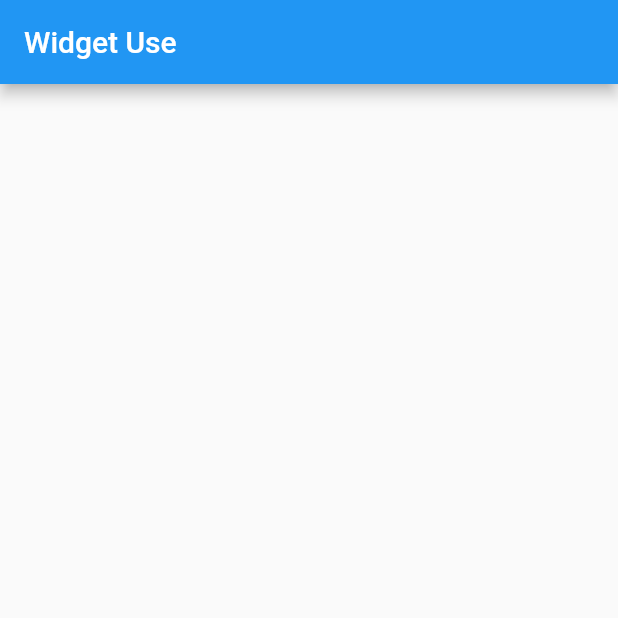
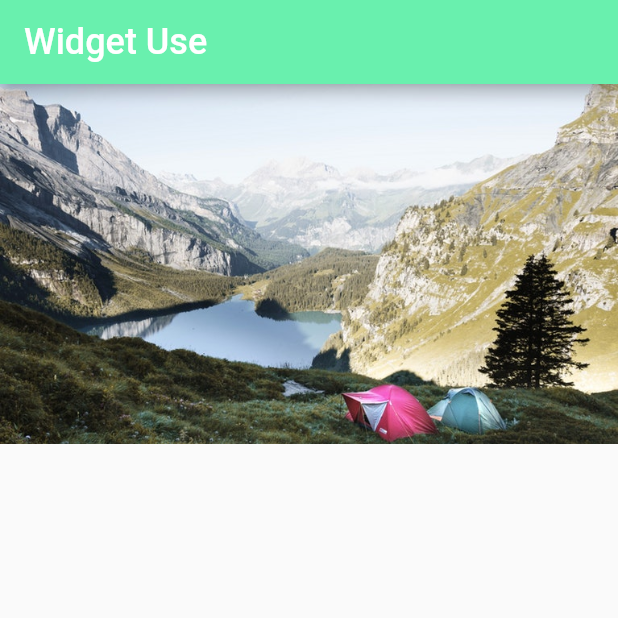
Before and after one commit to jiejunping/flutte_demo, a Flutter app: the screen it shows after launch, on a phone screen of 412 x 824 dp, the top half of it. Run offline on Flutter 3.47's test engine with Material 2 defaults, Android fonts, the phone set to English and light mode, and no system bars.

Commit message:
加载一张图片

```diff
--- a/flutter_study/lib/main.dart
+++ b/flutter_study/lib/main.dart
@@ -3,20 +3,35 @@ import 'package:flutter/material.dart';
 //=> dart单行行数或方法的简写
 void main() => runApp(new MyApp());
 
-
-class MyApp extends StatelessWidget{
+class MyApp extends StatelessWidget {
   @override
   Widget build(BuildContext context) {
+    //MaterialApp 一般作为APP顶层的主页入口，可配置主题，多语言，路由等
     return new MaterialApp(
-
+      //Scaffold一般用户页面的承载Widget，包含appbar、snackbar、drawer
+      // 等material design的设定
       home: Scaffold(
+        //一般用于Scaffold的appbar ，内有标题，二级页面返回按键等
         appBar: AppBar(
-          title: Text("Widget Use"),
+          //显示文本，几乎都会用到，主要是通过style设置TextStyle来设置字体样式等
+          title: Text(
+            "Widget Use",
+            style: TextStyle(color: Colors.white, fontSize: 24),
+          ),
+          backgroundColor: Colors.greenAccent,
+        ),
+        //ListView来显示列表项,支持垂直和水平方向展示
+        body: new ListView(
+          children: <Widget>[
+            //图片加载
+            new Image.asset(
+              "images/lake.jpg",
+              height: 240,
+              fit: BoxFit.cover,
+            ),
+          ],
         ),
       ),
-
     );
   }
-
-
 }
--- a/flutter_study/pubspec.yaml
+++ b/flutter_study/pubspec.yaml
@@ -37,8 +37,8 @@ flutter:
   uses-material-design: true
 
   # To add assets to your application, add an assets section, like this:
-  # assets:
-  #  - images/a_dot_burr.jpeg
+  assets:
+    - images/
   #  - images/a_dot_ham.jpeg
 
   # An image asset can refer to one or more resolution-specific "variants", see
```
Also changed, not shown: flutter_study/images/lake.jpg (added).
